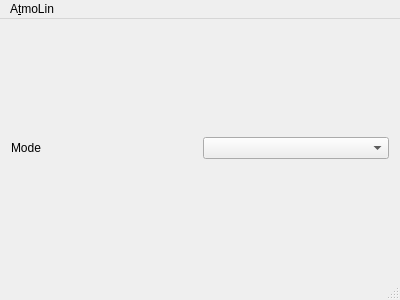
Qt form mainwindow.ui (J4nsen/AtmoLin) before a commit.
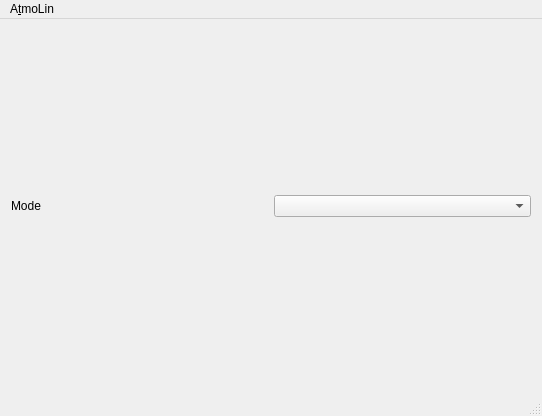
The same form after that commit. Icons and pictures are not drawn.

What changed in the file:
```diff
--- a/mainwindow.ui
+++ b/mainwindow.ui
@@ -6,8 +6,8 @@
    <rect>
     <x>0</x>
     <y>0</y>
-    <width>400</width>
-    <height>300</height>
+    <width>542</width>
+    <height>416</height>
    </rect>
   </property>
   <property name="windowTitle">
@@ -40,7 +40,7 @@
     <rect>
      <x>0</x>
      <y>0</y>
-     <width>400</width>
+     <width>542</width>
      <height>32</height>
     </rect>
    </property>
```
